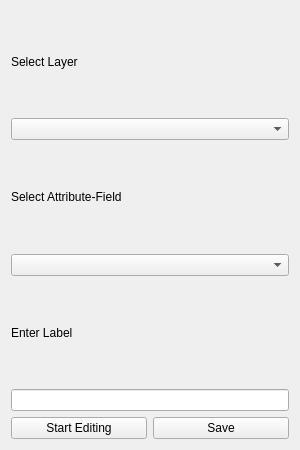
First picture: the form in ui_LayerFeatureLabeler.ui, repository raphaelsulzer/LayerFeatureLabeler, before the edit.
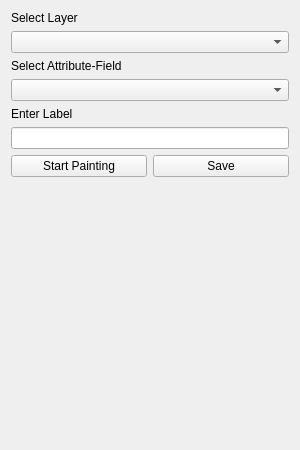
Second picture: the form after the edit.

Diff of the .ui file:
```diff
--- a/ui_LayerFeatureLabeler.ui
+++ b/ui_LayerFeatureLabeler.ui
@@ -63,7 +63,7 @@
        <item>
         <widget class="QPushButton" name="pushButton">
          <property name="text">
-          <string>Start Editing</string>
+          <string>Start Painting</string>
          </property>
         </widget>
        </item>
@@ -78,6 +78,19 @@
      </item>
     </layout>
    </item>
+   <item>
+    <spacer name="verticalSpacer">
+     <property name="orientation">
+      <enum>Qt::Vertical</enum>
+     </property>
+     <property name="sizeHint" stdset="0">
+      <size>
+       <width>20</width>
+       <height>40</height>
+      </size>
+     </property>
+    </spacer>
+   </item>
   </layout>
  </widget>
  <resources/>
```
